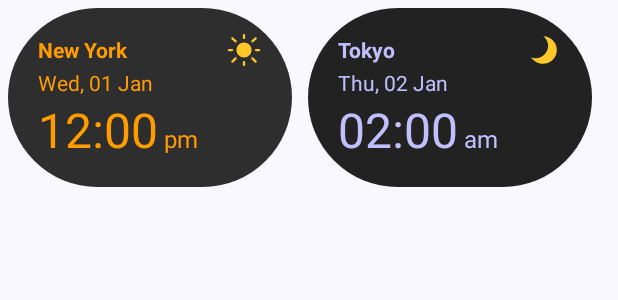
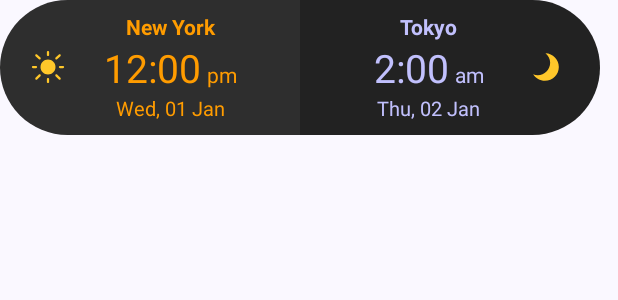
Before and after one commit to pruthvi-21/zono-widgets, an Android app built with Jetpack Compose: the layout preview_widget_dual_clock.xml on its own in the app's theme, with its tools: preview values and no code run, on a phone screen of 412 x 824 dp. Shown: the top 300 px of the screen. Run offline under Robolectric (Android 15) with nearby library versions, the phone set to English and light mode, and no system bars.

Commit message:
style: made the widget more pill shaped

```diff
--- a/app/src/main/res/drawable/bg_widget_clock_day.xml
+++ /dev/null
@@ -1,6 +0,0 @@
-<?xml version="1.0" encoding="utf-8"?>
-<shape xmlns:android="http://schemas.android.com/apk/res/android"
-    android:shape="rectangle">
-    <corners android:radius="1000dp" />
-    <solid android:color="#2E2E2E" />
-</shape>
--- /dev/null
+++ b/app/src/main/res/drawable/bg_widget_clock_day_left.xml
@@ -0,0 +1,8 @@
+<?xml version="1.0" encoding="utf-8"?>
+<shape xmlns:android="http://schemas.android.com/apk/res/android"
+    android:shape="rectangle">
+    <corners
+        android:bottomLeftRadius="@dimen/background_radius"
+        android:topLeftRadius="@dimen/background_radius" />
+    <solid android:color="@color/background_color_day" />
+</shape>
--- a/app/src/main/res/drawable/bg_widget_clock_night.xml
+++ /dev/null
@@ -1,6 +0,0 @@
-<?xml version="1.0" encoding="utf-8"?>
-<shape xmlns:android="http://schemas.android.com/apk/res/android"
-    android:shape="rectangle">
-    <corners android:radius="1000dp" />
-    <solid android:color="#222222" />
-</shape>
--- /dev/null
+++ b/app/src/main/res/drawable/bg_widget_clock_night_right.xml
@@ -0,0 +1,8 @@
+<?xml version="1.0" encoding="utf-8"?>
+<shape xmlns:android="http://schemas.android.com/apk/res/android"
+    android:shape="rectangle">
+    <corners
+        android:bottomRightRadius="@dimen/background_radius"
+        android:topRightRadius="@dimen/background_radius" />
+    <solid android:color="@color/background_color_night" />
+</shape>
--- a/app/src/main/res/layout/preview_widget_dual_clock.xml
+++ b/app/src/main/res/layout/preview_widget_dual_clock.xml
@@ -2,7 +2,7 @@
 <LinearLayout xmlns:android="http://schemas.android.com/apk/res/android"
     xmlns:tools="http://schemas.android.com/tools"
     android:layout_width="400dp"
-    android:layout_height="130dp"
+    android:layout_height="90dp"
     android:baselineAligned="false"
     android:gravity="center"
     android:orientation="horizontal">
@@ -10,137 +10,153 @@
     <LinearLayout
         android:layout_width="0dp"
         android:layout_height="match_parent"
-        android:layout_margin="5dp"
         android:layout_weight="1"
-        android:background="@drawable/bg_widget_clock_day"
-        android:gravity="center_vertical"
-        android:orientation="vertical"
+        android:background="@drawable/bg_widget_clock_day_left"
+        android:gravity="center"
+        android:orientation="horizontal"
         android:paddingHorizontal="20dp">
 
-        <RelativeLayout
-            android:layout_width="match_parent"
-            android:layout_height="wrap_content">
+        <ImageView
+            android:id="@+id/icon"
+            android:layout_width="24dp"
+            android:layout_height="24dp"
+            android:layout_marginEnd="4dp"
+            android:contentDescription="@null"
+            android:src="@drawable/ic_sun_24dp" />
+
+        <LinearLayout
+            android:layout_width="0dp"
+            android:layout_height="match_parent"
+            android:layout_weight="1"
+            android:gravity="center"
+            android:orientation="vertical"
+            tools:ignore="NestedWeights">
 
             <TextView
+                android:id="@+id/place"
                 android:layout_width="wrap_content"
                 android:layout_height="wrap_content"
-                android:layout_alignParentStart="true"
-                android:layout_centerVertical="true"
                 android:ellipsize="end"
+                android:gravity="start"
                 android:maxLines="1"
-                android:text="New York"
+                android:text="@string/city_us__new_york"
                 android:textColor="@color/text_color_day"
+                android:textDirection="locale"
                 android:textSize="14sp"
                 android:textStyle="bold" />
 
-            <ImageView
-                android:layout_width="24dp"
-                android:layout_height="24dp"
-                android:layout_alignParentEnd="true"
-                android:layout_centerVertical="true"
-                android:layout_marginStart="4dp"
-                android:contentDescription="@null"
-                android:src="@drawable/ic_sun_24dp" />
-        </RelativeLayout>
-
-        <TextView
-            android:layout_width="wrap_content"
+            <LinearLayout
+                android:id="@+id/time_container"
+                android:layout_width="match_parent"
                 android:layout_height="wrap_content"
-            android:gravity="center"
-            android:text="Wed, 01 Jan"
-            android:textColor="@color/text_color_day"
-            android:textSize="14sp" />
-
-        <LinearLayout
-            android:layout_width="wrap_content"
-            android:layout_height="wrap_content"
-            android:gravity="bottom"
+                android:gravity="bottom|center"
                 android:orientation="horizontal">
 
                 <TextView
+                    android:id="@+id/time"
                     android:layout_width="wrap_content"
                     android:layout_height="wrap_content"
                     android:text="12:00"
                     android:textColor="@color/text_color_day"
-                android:textSize="32sp" />
+                    android:textSize="26sp"
+                    tools:ignore="HardcodedText" />
 
                 <TextView
+                    android:id="@+id/amPmText"
                     android:layout_width="wrap_content"
                     android:layout_height="wrap_content"
+                    android:maxLines="1"
                     android:paddingStart="4dp"
                     android:text="pm"
                     android:textColor="@color/text_color_day"
-                android:textSize="16sp"
-                tools:ignore="RtlSymmetry" />
+                    android:textSize="14sp"
+                    tools:ignore="HardcodedText,RtlSymmetry" />
+            </LinearLayout>
+
+            <TextView
+                android:id="@+id/date"
+                android:layout_width="wrap_content"
+                android:layout_height="wrap_content"
+                android:layout_gravity="center"
+                android:gravity="center"
+                android:text="Wed, 01 Jan"
+                android:textColor="@color/text_color_day"
+                android:textSize="13sp"
+                tools:ignore="HardcodedText" />
         </LinearLayout>
     </LinearLayout>
 
     <LinearLayout
         android:layout_width="0dp"
         android:layout_height="match_parent"
-        android:layout_margin="5dp"
         android:layout_weight="1"
-        android:background="@drawable/bg_widget_clock_night"
-        android:gravity="center_vertical"
-        android:orientation="vertical"
+        android:background="@drawable/bg_widget_clock_night_right"
+        android:gravity="center"
+        android:orientation="horizontal"
         android:paddingHorizontal="20dp">
 
-        <RelativeLayout
-            android:layout_width="match_parent"
-            android:layout_height="wrap_content">
+        <LinearLayout
+            android:layout_width="0dp"
+            android:layout_height="match_parent"
+            android:layout_weight="1"
+            android:gravity="center"
+            android:orientation="vertical"
+            tools:ignore="NestedWeights">
 
             <TextView
                 android:layout_width="wrap_content"
                 android:layout_height="wrap_content"
-                android:layout_alignParentStart="true"
-                android:layout_centerVertical="true"
                 android:ellipsize="end"
+                android:gravity="start"
                 android:maxLines="1"
-                android:text="Tokyo"
+                android:text="@string/city_jp__tokyo"
                 android:textColor="@color/text_color_night"
+                android:textDirection="locale"
                 android:textSize="14sp"
                 android:textStyle="bold" />
 
-            <ImageView
-                android:layout_width="24dp"
-                android:layout_height="24dp"
-                android:layout_alignParentEnd="true"
-                android:layout_centerVertical="true"
-                android:layout_marginStart="4dp"
-                android:contentDescription="@null"
-                android:src="@drawable/ic_moon_24dp" />
-        </RelativeLayout>
-
-        <TextView
-            android:layout_width="wrap_content"
+            <LinearLayout
+                android:layout_width="match_parent"
                 android:layout_height="wrap_content"
-            android:gravity="center"
-            android:text="Thu, 02 Jan"
-            android:textColor="@color/text_color_night"
-            android:textSize="14sp" />
-
-        <LinearLayout
-            android:layout_width="wrap_content"
-            android:layout_height="wrap_content"
-            android:gravity="bottom"
+                android:gravity="bottom|center"
                 android:orientation="horizontal">
 
                 <TextView
                     android:layout_width="wrap_content"
                     android:layout_height="wrap_content"
-                android:text="02:00"
+                    android:text="2:00"
                     android:textColor="@color/text_color_night"
-                android:textSize="32sp" />
+                    android:textSize="26sp"
+                    tools:ignore="HardcodedText" />
 
                 <TextView
                     android:layout_width="wrap_content"
                     android:layout_height="wrap_content"
+                    android:maxLines="1"
                     android:paddingStart="4dp"
                     android:text="am"
                     android:textColor="@color/text_color_night"
-                android:textSize="16sp"
-                tools:ignore="RtlSymmetry" />
+                    android:textSize="14sp"
+                    tools:ignore="HardcodedText,RtlSymmetry" />
             </LinearLayout>
+
+            <TextView
+                android:layout_width="wrap_content"
+                android:layout_height="wrap_content"
+                android:layout_gravity="center"
+                android:gravity="center"
+                android:text="Thu, 02 Jan"
+                android:textColor="@color/text_color_night"
+                android:textSize="13sp"
+                tools:ignore="HardcodedText" />
+        </LinearLayout>
+
+        <ImageView
+            android:layout_width="24dp"
+            android:layout_height="24dp"
+            android:layout_marginEnd="4dp"
+            android:contentDescription="@null"
+            android:src="@drawable/ic_moon_24dp" />
     </LinearLayout>
 
 </LinearLayout>
--- a/app/src/main/res/values/colors.xml
+++ b/app/src/main/res/values/colors.xml
@@ -2,4 +2,7 @@
 <resources>
     <color name="text_color_day">#FF9C00</color>
     <color name="text_color_night">#C1C0FD</color>
+
+    <color name="background_color_day">#2E2E2E</color>
+    <color name="background_color_night">#222222</color>
 </resources>
--- a/app/src/main/res/values/dimens.xml
+++ b/app/src/main/res/values/dimens.xml
@@ -1,4 +1,5 @@
 <?xml version="1.0" encoding="utf-8"?>
 <resources>
     <dimen name="toolbar_top_margin">12dp</dimen>
+    <dimen name="background_radius">1000dp</dimen>
 </resources>
```
Also changed, not shown: app/src/main/java/com/jw/zonowidgets/ui/widget/DualClockAppWidget.kt (+89 -42 lines), app/src/main/res/drawable/bg_widget_clock_day_right.xml (added, +8 -0 lines), app/src/main/res/drawable/bg_widget_clock_left.xml (added, +8 -0 lines), app/src/main/res/drawable/bg_widget_clock_night_left.xml (added, +8 -0 lines), app/src/main/res/drawable/bg_widget_clock_right.xml (added, +8 -0 lines), app/src/main/res/layout/widget_clock.xml (+20 -17 lines), app/src/main/res/layout/widget_clock_compact.xml (+34 -35 lines). Lines whose indentation alone changed are shown as unchanged.
